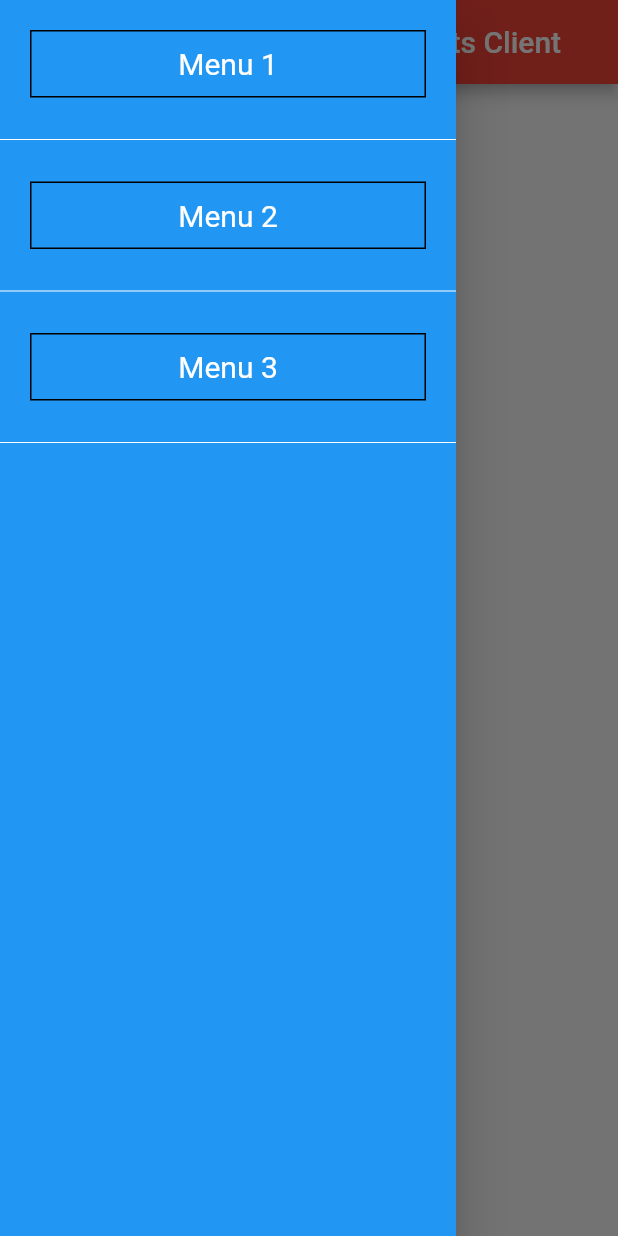
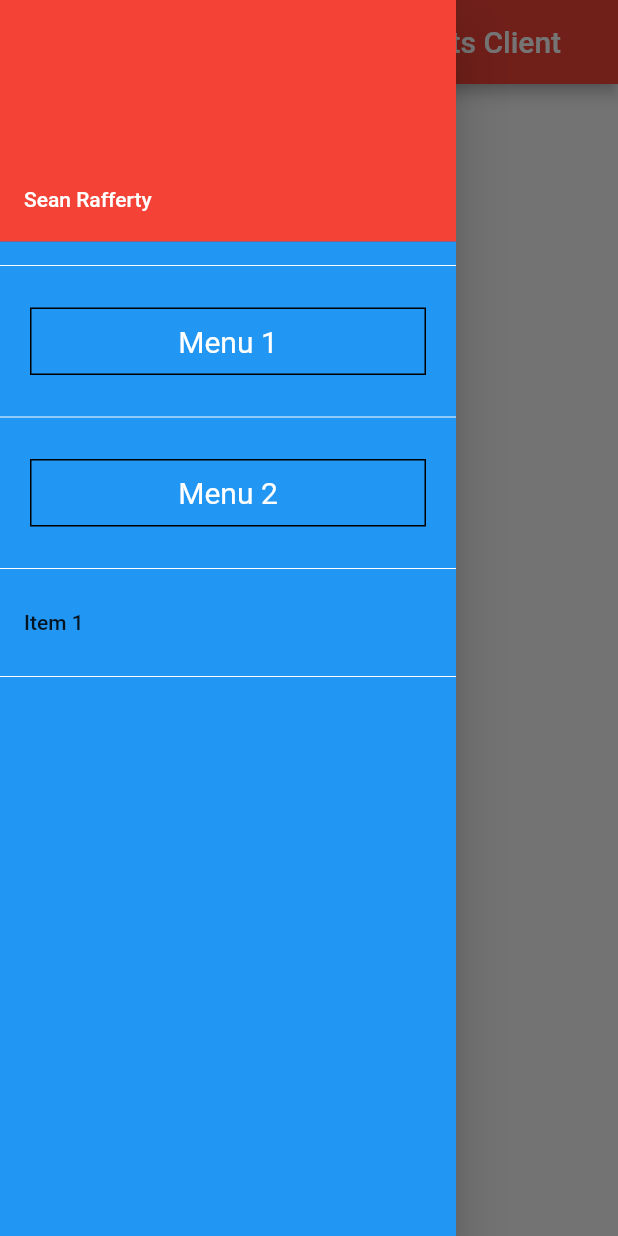
Before and after one commit to seanr89/FlutterEvents, a Flutter app: the screen it shows after launch, with the side drawer open, on a phone screen of 412 x 824 dp. Run offline on Flutter 3.47's test engine with Material 2 defaults, Android fonts, the phone set to English and light mode, and no system bars.

Commit message:
updated comments

```diff
--- a/eventsclient/lib/main.dart
+++ b/eventsclient/lib/main.dart
@@ -14,9 +14,14 @@ class MyApp extends StatelessWidget {
   Widget build(BuildContext context) {
     return MaterialApp(
       title: 'Flutter Web Events App',
+      debugShowCheckedModeBanner: false,
       theme: ThemeData(
         primarySwatch: Colors.red,
       ),
+      // builder: (context, child) {
+      //   return Scaffold(drawer: MyDrawer(), body: child);
+      // },
+      // home: FirstRoute(),
       home: Scaffold(
           appBar: AppBar(
             title: const Text('Welcome to Flutter - Events Client'),
@@ -24,9 +29,7 @@ class MyApp extends StatelessWidget {
           // body: const Center(
           //   child: Text('Hello World from Sean Rafferty'),
           // ),
-        body: FirstRoute(),
-        drawer: MyDrawer(),
-      ),
+          drawer: MyDrawer()),
     );
   }
 }
@@ -38,9 +41,9 @@ class FirstRoute extends StatelessWidget {
   @override
   Widget build(BuildContext context) {
     return Scaffold(
-        // appBar: AppBar(
-        //   title: const Text('First Route'),
-        // ),
+        appBar: AppBar(
+          title: const Text('First Route'),
+        ),
         body: Center(
           child: Column(
             mainAxisAlignment: MainAxisAlignment.center,
@@ -49,17 +52,18 @@ class FirstRoute extends StatelessWidget {
               const Center(
                 child: Text('Hello World from Sean Rafferty'),
               ),
-          Center(
-            child: ElevatedButton(
-              child: const Text('Open route'),
-              onPressed: () {
-                Navigator.push(
-                  context,
-                  MaterialPageRoute(builder: (context) => const SecondRoute()),
-                );
-              },
-            ),
-          ),
+              // Center(
+              //   child: ElevatedButton(
+              //     child: const Text('Open route'),
+              //     onPressed: () {
+              //       Navigator.push(
+              //         context,
+              //         MaterialPageRoute(
+              //             builder: (context) => const SecondRoute()),
+              //       );
+              //     },
+              //   ),
+              // ),
             ],
           ),
         ));
--- a/eventsclient/lib/my_drawer.dart
+++ b/eventsclient/lib/my_drawer.dart
@@ -1,9 +1,12 @@
+import 'package:eventsclient/second_route.dart';
 import 'package:flutter/material.dart';
 
 ///
 ///App Drawer Widget Support
 ///
 class MyDrawer extends StatelessWidget {
+  const MyDrawer({Key? key}) : super(key: key);
+
   @override
   Widget build(BuildContext context) {
     return Theme(
@@ -12,11 +15,25 @@ class MyDrawer extends StatelessWidget {
         child: ListView(
           padding: EdgeInsets.zero,
           children: <Widget>[
+            const UserAccountsDrawerHeader(
+                accountName: Text("Sean Rafferty"), accountEmail: null),
+            _buildDivider(),
             _buildLabel("Menu 1"),
             _buildDivider(),
             _buildLabel("Menu 2"),
             _buildDivider(),
-            _buildLabel("Menu 3"),
+            ListTile(
+              title: const Text('Item 1'),
+              onTap: () {
+                // Update the state of the app.
+                // ...
+                // Then close the drawer
+                Navigator.push(
+                    context,
+                    MaterialPageRoute(
+                        builder: (context) => const SecondRoute()));
+              },
+            ),
             _buildDivider(),
           ],
         ),
@@ -28,7 +45,7 @@ class MyDrawer extends StatelessWidget {
   ///Simple divider widget to split the navigation items
   ///
   Divider _buildDivider() {
-    return Divider(
+    return const Divider(
       color: Colors.white,
     );
   }
@@ -38,8 +55,8 @@ class MyDrawer extends StatelessWidget {
   ///
   Widget _buildLabel(String text) {
     return Container(
-        margin: EdgeInsets.all(20),
-        padding: EdgeInsets.all(10),
+        margin: const EdgeInsets.all(20),
+        padding: const EdgeInsets.all(10),
         decoration: BoxDecoration(
           color: Colors.blue,
           border: Border.all(color: Colors.black),
@@ -47,7 +64,7 @@ class MyDrawer extends StatelessWidget {
         child: Text(
           text,
           textAlign: TextAlign.center,
-          style: TextStyle(fontSize: 20, color: Colors.white),
+          style: const TextStyle(fontSize: 20, color: Colors.white),
         ));
   }
 }
--- a/eventsclient/lib/second_route.dart
+++ b/eventsclient/lib/second_route.dart
@@ -1,3 +1,4 @@
+import 'package:eventsclient/my_drawer.dart';
 import 'package:flutter/material.dart';
 
 class SecondRoute extends StatelessWidget {
@@ -18,6 +19,7 @@ class SecondRoute extends StatelessWidget {
           child: const Text('Go back!'),
         ),
       ),
+      drawer: MyDrawer(),
     );
   }
 }
```
Also changed, not shown: 2 other files. Lines whose indentation alone changed are shown as unchanged.
